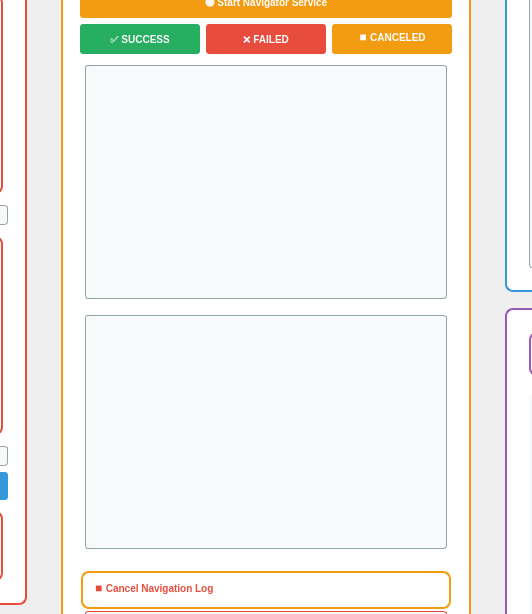
The window that ros_ws/src/admin/ui/main_control_tab.ui (addinedu-ros-9th/ros-repo-1) describes before a commit, drawn with Qt 5; both pictures show x 384 to 916 and y 110 to 724 of the 1300 by 820 pixel window.
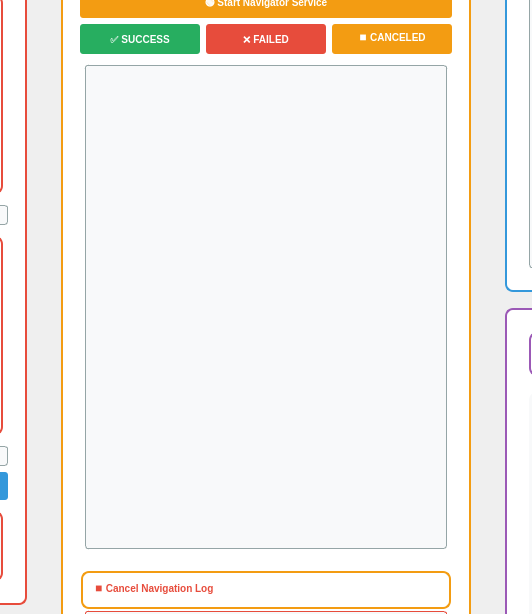
The same window after the commit.

Commit message: [admin] Navigation debugging tool UI improved

The edit to the form file:
```diff
--- a/ros_ws/src/admin/ui/main_control_tab.ui
+++ b/ros_ws/src/admin/ui/main_control_tab.ui
@@ -399,7 +399,7 @@
            <property name="minimumSize">
             <size>
              <width>0</width>
-             <height>100</height>
+             <height>200</height>
             </size>
            </property>
            <property name="styleSheet">
@@ -407,13 +407,6 @@
            </property>
           </widget>
          </item>
-         <item>
-          <widget class="QTextEdit" name="navigator_messages_text">
-           <property name="styleSheet">
-            <string>background-color: #f8f9fa; color: #2c3e50; font-size: 9px;</string>
-           </property>
-          </widget>
-         </item>
          <item>
           <widget class="QLabel" name="cancel_navigation_label">
            <property name="enabled">
```
The commit also changes 1 other file.
